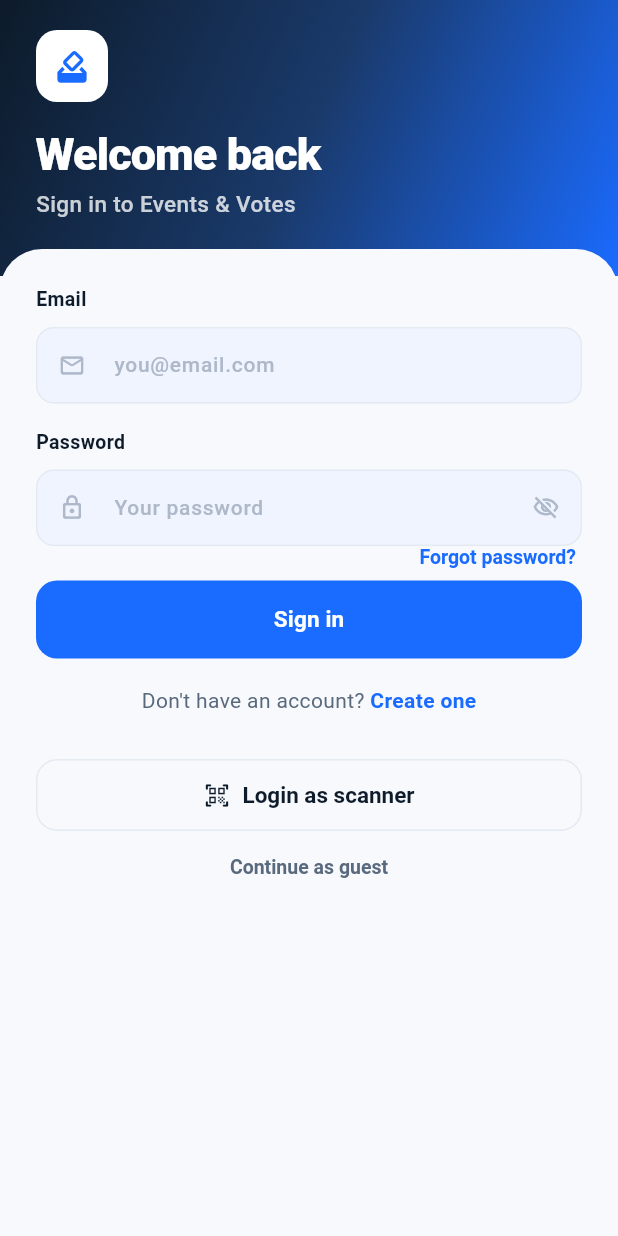
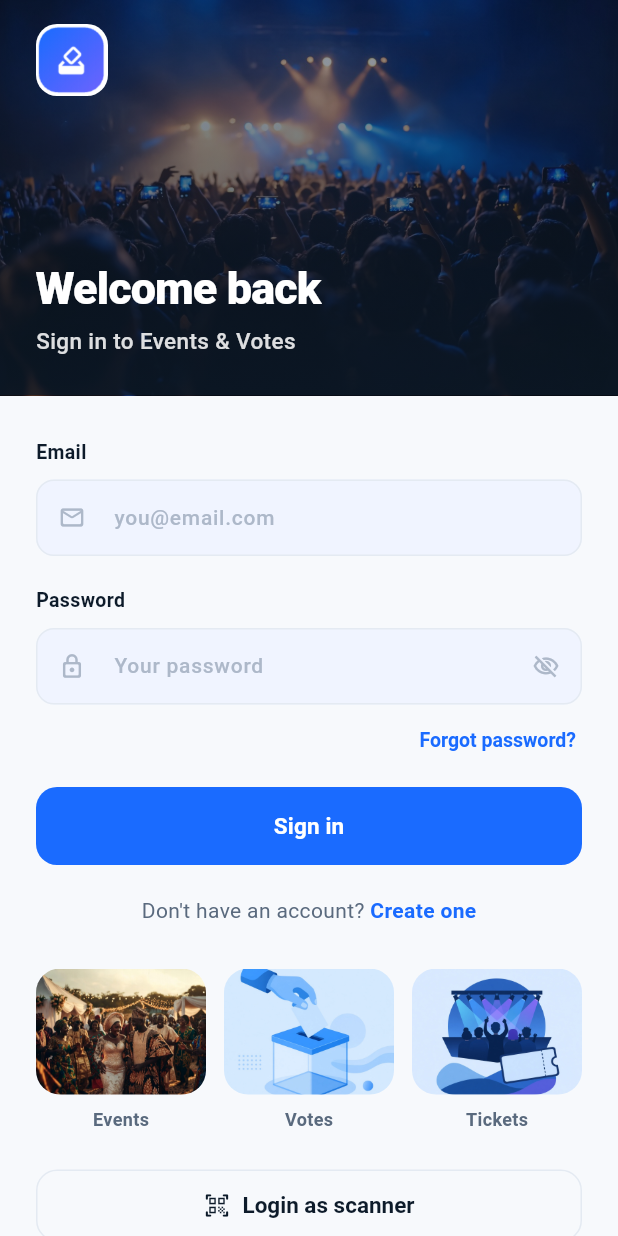
Before and after one commit to Young785/EventsAndVotes-Mobile, a Flutter app: the screen it shows after launch, after a tap on "Skip", on a phone screen of 412 x 824 dp. Run offline on Flutter 3.47's test engine with Material 3 defaults, Android fonts, the phone set to English and light mode, and no system bars; drawn by our look-alikes of flutter_animate; our stand-ins replace cached_network_image, dio, fl_chart, flutter_secure_storage, go_router, image_picker and 7 more; missing offline and left inert: mobile_scanner; accounts and stored records are empty; network calls fail.

Commit message:
Add image splash screens and give the login page room to breathe.
The launch screen, in-app splash, and onboarding slides now use photos and illustrations, and the sign-in form sits with even spacing under a hero image.

Co-authored-by: Cursor <cursoragent@cursor.com>

```diff
--- a/lib/features/auth/screens/login_screen.dart
+++ b/lib/features/auth/screens/login_screen.dart
@@ -59,75 +59,25 @@ class _LoginScreenState extends State<LoginScreen> {
   Widget build(BuildContext context) {
     final auth = context.watch<AuthProvider>();
     final palette = AppPalette.of(context);
+    final bottom = MediaQuery.paddingOf(context).bottom;
 
     return Scaffold(
       backgroundColor: palette.background,
       resizeToAvoidBottomInset: true,
-      body: Column(
+      body: LayoutBuilder(
+        builder: (context, constraints) {
+          final heroHeight = (constraints.maxHeight * 0.32).clamp(210.0, 280.0);
+          return SingleChildScrollView(
+            child: ConstrainedBox(
+              constraints: BoxConstraints(minHeight: constraints.maxHeight),
+              child: Column(
+                crossAxisAlignment: CrossAxisAlignment.stretch,
                 children: [
-          Container(
-            width: double.infinity,
-            decoration: const BoxDecoration(gradient: AppColors.heroGradient),
-            child: SafeArea(
-              bottom: false,
-              child: Padding(
-                padding: const EdgeInsets.fromLTRB(24, 20, 24, 36),
-                child: Column(
-                  crossAxisAlignment: CrossAxisAlignment.start,
-                  children: [
-                    Container(
-                      width: 48,
-                      height: 48,
-                      decoration: BoxDecoration(
-                        color: Colors.white,
-                        borderRadius: BorderRadius.circular(14),
-                      ),
-                      child: const Icon(
-                        Icons.how_to_vote_rounded,
-                        color: AppColors.primary,
-                        size: 26,
-                      ),
-                    ),
-                    const SizedBox(height: 18),
-                    const Text(
-                      'Welcome back',
-                      style: TextStyle(
-                        color: Colors.white,
-                        fontSize: 30,
-                        fontWeight: FontWeight.w800,
-                        letterSpacing: -0.6,
-                        height: 1.1,
-                      ),
-                    ),
-                    const SizedBox(height: 6),
-                    Text(
-                      'Sign in to Events & Votes',
-                      style: TextStyle(
-                        color: Colors.white.withValues(alpha: 0.78),
-                        fontSize: 15,
-                        fontWeight: FontWeight.w500,
-                      ),
-                    ),
-                  ],
-                ),
-              ),
-            ),
-          ).animate().fadeIn(duration: 350.ms),
-          Expanded(
-            child: Transform.translate(
-              offset: const Offset(0, -18),
-              child: Container(
-                width: double.infinity,
-                decoration: BoxDecoration(
-                  color: palette.background,
-                  borderRadius: const BorderRadius.vertical(top: Radius.circular(28)),
-                ),
-                child: LayoutBuilder(
-                  builder: (context, constraints) {
-                    return SingleChildScrollView(
-                      padding: const EdgeInsets.fromLTRB(24, 24, 24, 20),
-                      child: ConstrainedBox(
-                        constraints: BoxConstraints(minHeight: constraints.maxHeight - 44),
+                  SizedBox(height: heroHeight, child: const _LoginHero())
+                      .animate()
+                      .fadeIn(duration: 350.ms),
+                  Padding(
+                    padding: EdgeInsets.fromLTRB(24, 28, 24, 16 + bottom),
                     child: Form(
                       key: _formKey,
                       child: Column(
@@ -149,7 +99,7 @@ class _LoginScreenState extends State<LoginScreen> {
                               return null;
                             },
                           ),
-                              const SizedBox(height: 16),
+                          const SizedBox(height: 20),
                           AppTextField(
                             label: 'Password',
                             hint: 'Your password',
@@ -178,12 +128,13 @@ class _LoginScreenState extends State<LoginScreen> {
                               return null;
                             },
                           ),
+                          const SizedBox(height: 8),
                           Align(
                             alignment: Alignment.centerRight,
                             child: TextButton(
                               onPressed: () => context.go('/forgot-password'),
                               style: TextButton.styleFrom(
-                                    padding: const EdgeInsets.symmetric(horizontal: 4),
+                                padding: const EdgeInsets.symmetric(horizontal: 4, vertical: 8),
                                 minimumSize: Size.zero,
                                 tapTargetSize: MaterialTapTargetSize.shrinkWrap,
                               ),
@@ -197,14 +148,14 @@ class _LoginScreenState extends State<LoginScreen> {
                               ),
                             ),
                           ),
-                              const SizedBox(height: 8),
+                          const SizedBox(height: 16),
                           AppButton(
                             label: 'Sign in',
                             onTap: _submit,
                             isLoading: auth.isLoading,
                             width: double.infinity,
                           ),
-                              const SizedBox(height: 18),
+                          const SizedBox(height: 20),
                           Row(
                             mainAxisAlignment: MainAxisAlignment.center,
                             children: [
@@ -226,6 +177,8 @@ class _LoginScreenState extends State<LoginScreen> {
                             ],
                           ),
                           const SizedBox(height: 28),
+                          const _PreviewRow(),
+                          const SizedBox(height: 24),
                           OutlinedButton.icon(
                             onPressed: _openScanner,
                             icon: const Icon(Icons.qr_code_scanner_rounded, size: 18),
@@ -239,6 +192,7 @@ class _LoginScreenState extends State<LoginScreen> {
                               ),
                             ),
                           ),
+                          const SizedBox(height: 4),
                           TextButton(
                             onPressed: () => context.go('/'),
                             child: Text(
@@ -254,14 +208,124 @@ class _LoginScreenState extends State<LoginScreen> {
                       ),
                     ),
                   ),
+                ],
+              ),
+            ),
           );
         },
       ),
+    );
+  }
+}
+
+class _LoginHero extends StatelessWidget {
+  const _LoginHero();
+
+  @override
+  Widget build(BuildContext context) {
+    return Stack(
+      fit: StackFit.expand,
+      children: [
+        Image.asset(
+          'assets/images/login_hero.jpg',
+          fit: BoxFit.cover,
+        ),
+        const DecoratedBox(
+          decoration: BoxDecoration(
+            gradient: LinearGradient(
+              begin: Alignment.topCenter,
+              end: Alignment.bottomCenter,
+              colors: [Color(0x660D1B2A), Color(0xCC0D1B2A)],
+            ),
+          ),
+        ),
+        SafeArea(
+          bottom: false,
+          child: Padding(
+            padding: const EdgeInsets.fromLTRB(24, 16, 24, 24),
+            child: Column(
+              crossAxisAlignment: CrossAxisAlignment.start,
+              children: [
+                ClipRRect(
+                  borderRadius: BorderRadius.circular(14),
+                  child: Image.asset(
+                    'assets/images/app_icon.png',
+                    width: 48,
+                    height: 48,
+                    fit: BoxFit.cover,
+                  ),
+                ),
+                const Spacer(),
+                const Text(
+                  'Welcome back',
+                  style: TextStyle(
+                    color: Colors.white,
+                    fontSize: 30,
+                    fontWeight: FontWeight.w800,
+                    letterSpacing: -0.6,
+                    height: 1.1,
+                  ),
+                ),
+                const SizedBox(height: 8),
+                Text(
+                  'Sign in to Events & Votes',
+                  style: TextStyle(
+                    color: Colors.white.withValues(alpha: 0.86),
+                    fontSize: 15,
+                    fontWeight: FontWeight.w500,
+                  ),
+                ),
+              ],
             ),
           ),
         ),
       ],
-      ),
     );
   }
 }
+
+class _PreviewRow extends StatelessWidget {
+  const _PreviewRow();
+
+  @override
+  Widget build(BuildContext context) {
+    const items = [
+      ('assets/images/hero_1.png', 'Events'),
+      ('assets/images/onboarding_vote.jpg', 'Votes'),
+      ('assets/images/onboarding_events.jpg', 'Tickets'),
+    ];
+    final palette = AppPalette.of(context);
+
+    return Row(
+      children: [
+        for (var i = 0; i < items.length; i++) ...[
+          if (i > 0) const SizedBox(width: 12),
+          Expanded(
+            child: Column(
+              children: [
+                ClipRRect(
+                  borderRadius: BorderRadius.circular(16),
+                  child: Image.asset(
+                    items[i].$1,
+                    height: 84,
+                    width: double.infinity,
+                    fit: BoxFit.cover,
+                  ),
+                ),
+                const SizedBox(height: 8),
+                Text(
+                  items[i].$2,
+                  style: TextStyle(
+                    color: palette.muted,
+                    fontSize: 12,
+                    fontWeight: FontWeight.w600,
+                  ),
+                ),
+              ],
+            ),
+          ),
+        ],
+      ],
+    );
+  }
+}
--- a/lib/features/onboarding/screens/onboarding_screen.dart
+++ b/lib/features/onboarding/screens/onboarding_screen.dart
@@ -18,32 +18,28 @@ class _OnboardingScreenState extends State<OnboardingScreen> {
 
   final List<OnboardingSlide> _slides = [
     OnboardingSlide(
-      icon: Icons.how_to_vote_rounded,
-      title: 'Vote with Ease',
+      image: 'assets/images/onboarding_vote.jpg',
+      title: 'Vote with ease',
       description:
-          'Participate in elections and polls from anywhere, anytime. Your voice matters more than ever.',
-      color: AppColors.primary,
+          'Join contests and polls from your phone. Your choice is counted as soon as you send it.',
     ),
     OnboardingSlide(
-      icon: Icons.event_rounded,
-      title: 'Discover Events',
+      image: 'assets/images/hero_1.png',
+      title: 'Discover events',
       description:
-          'Find and attend exciting events in your area. From conferences to festivals, never miss out.',
-      color: AppColors.accent,
+          'Weddings, concerts, and community nights. Find what is on and keep your ticket on your phone.',
     ),
     OnboardingSlide(
-      icon: Icons.security_rounded,
-      title: 'Secure & Private',
+      image: 'assets/images/onboarding_events.jpg',
+      title: 'Show up ready',
       description:
-          'Your votes and personal information are protected with enterprise-grade security.',
-      color: AppColors.success,
+          'Buy a pass, open the QR at the gate, and walk in. No paper ticket to lose.',
     ),
     OnboardingSlide(
-      icon: Icons.trending_up_rounded,
-      title: 'Real-time Results',
+      image: 'assets/images/onboarding_secure.jpg',
+      title: 'Secure and private',
       description:
-          'Get instant updates on election results and event statistics as they happen.',
-      color: AppColors.info,
+          'Your votes and tickets stay on your account, protected from the moment you sign in.',
     ),
   ];
 
@@ -73,8 +69,10 @@ class _OnboardingScreenState extends State<OnboardingScreen> {
 
   @override
   Widget build(BuildContext context) {
+    final palette = AppPalette.of(context);
+
     return Scaffold(
-      backgroundColor: AppColors.white,
+      backgroundColor: palette.background,
       body: SafeArea(
         child: Column(
           children: [
@@ -85,10 +83,10 @@ class _OnboardingScreenState extends State<OnboardingScreen> {
                 padding: const EdgeInsets.all(16),
                 child: TextButton(
                   onPressed: _completeOnboarding,
-                  child: const Text(
+                  child: Text(
                     'Skip',
                     style: TextStyle(
-                      color: AppColors.textSecondary,
+                      color: palette.muted,
                       fontWeight: FontWeight.w600,
                     ),
                   ),
@@ -113,7 +111,7 @@ class _OnboardingScreenState extends State<OnboardingScreen> {
             ),
             // Page indicators
             Padding(
-              padding: const EdgeInsets.symmetric(vertical: 24),
+              padding: const EdgeInsets.fromLTRB(24, 20, 24, 20),
               child: Row(
                 mainAxisAlignment: MainAxisAlignment.center,
                 children: List.generate(
@@ -127,7 +125,7 @@ class _OnboardingScreenState extends State<OnboardingScreen> {
                       color:
                           _currentPage == index
                               ? AppColors.primary
-                              : AppColors.border,
+                              : palette.border,
                       borderRadius: BorderRadius.circular(4),
                     ),
                   ),
@@ -173,44 +171,39 @@ class _SlideContent extends StatelessWidget {
 
   @override
   Widget build(BuildContext context) {
+    final palette = AppPalette.of(context);
     return Padding(
-      padding: const EdgeInsets.all(32),
+      padding: const EdgeInsets.fromLTRB(24, 4, 24, 8),
       child: Column(
-        mainAxisAlignment: MainAxisAlignment.center,
         children: [
-          Image.asset(
-            'assets/images/onboarding_vote.png',
-            width: 220,
-            height: 220,
-            fit: BoxFit.contain,
+          Expanded(
+            child: ClipRRect(
+              borderRadius: BorderRadius.circular(28),
+              child: Image.asset(
+                slide.image,
+                width: double.infinity,
+                fit: BoxFit.cover,
+              ),
+            ),
           ),
           const SizedBox(height: 28),
-          Container(
-            width: 120,
-            height: 120,
-            decoration: BoxDecoration(
-              color: slide.color.withValues(alpha: 0.1),
-              borderRadius: BorderRadius.circular(32),
-            ),
-            child: Icon(slide.icon, size: 56, color: slide.color),
-          ),
-          const SizedBox(height: 40),
           Text(
             slide.title,
-            style: const TextStyle(
+            style: TextStyle(
               fontSize: 28,
               fontWeight: FontWeight.w800,
-              color: AppColors.textPrimary,
+              color: palette.text,
+              letterSpacing: -0.4,
             ),
             textAlign: TextAlign.center,
           ),
-          const SizedBox(height: 16),
+          const SizedBox(height: 12),
           Text(
             slide.description,
-            style: const TextStyle(
+            style: TextStyle(
               fontSize: 16,
-              color: AppColors.textSecondary,
-              height: 1.6,
+              color: palette.muted,
+              height: 1.5,
             ),
             textAlign: TextAlign.center,
           ),
@@ -221,15 +214,13 @@ class _SlideContent extends StatelessWidget {
 }
 
 class OnboardingSlide {
-  final IconData icon;
+  final String image;
   final String title;
   final String description;
-  final Color color;
 
   OnboardingSlide({
-    required this.icon,
+    required this.image,
     required this.title,
     required this.description,
-    required this.color,
   });
 }
```
Also changed, not shown: lib/features/splash/screens/splash_screen.dart (+54 -34 lines), assets/images/login_hero.jpg (added), assets/images/onboarding_events.jpg (added), assets/images/onboarding_secure.jpg (added), assets/images/onboarding_vote.jpg (added), 8 other files. Lines whose indentation alone changed are shown as unchanged.
